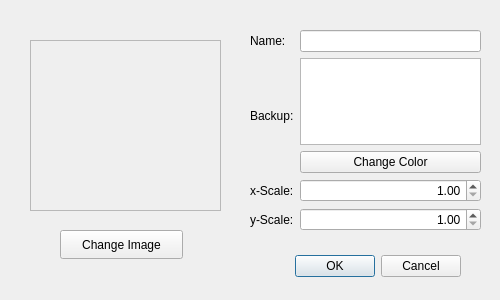
This is ui/edittexture.ui in gja/lblock as Qt 5 draws it before an edit. The edited form follows.
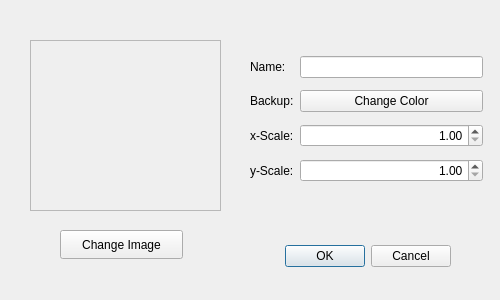
This is the edited form.

Commit message: Setting Backup Color is Enabled

```diff
--- a/ui/edittexture.ui
+++ b/ui/edittexture.ui
@@ -30,8 +30,8 @@
    </property>
    <property name="geometry" >
     <rect>
-     <x>120</x>
-     <y>250</y>
+     <x>110</x>
+     <y>240</y>
      <width>341</width>
      <height>32</height>
     </rect>
@@ -60,25 +60,18 @@
    <property name="geometry" >
     <rect>
      <x>250</x>
-     <y>30</y>
-     <width>231</width>
-     <height>201</height>
+     <y>50</y>
+     <width>233</width>
+     <height>141</height>
     </rect>
    </property>
    <layout class="QGridLayout" name="gridLayout" >
     <item row="1" column="1" >
-     <layout class="QVBoxLayout" name="verticalLayout" >
-      <item>
-       <widget class="QGraphicsView" name="graphicsView_2" />
-      </item>
-      <item>
-       <widget class="QPushButton" name="colorButton" >
-        <property name="text" >
-         <string>Change Color</string>
-        </property>
-       </widget>
-      </item>
-     </layout>
+     <widget class="QPushButton" name="colorButton" >
+      <property name="text" >
+       <string>Change Color</string>
+      </property>
+     </widget>
     </item>
     <item row="3" column="0" >
      <widget class="QLabel" name="label_3" >
```
Left out of the diff: 67 changed lines with no effect on the pictures. The commit also changes 1 other file.
